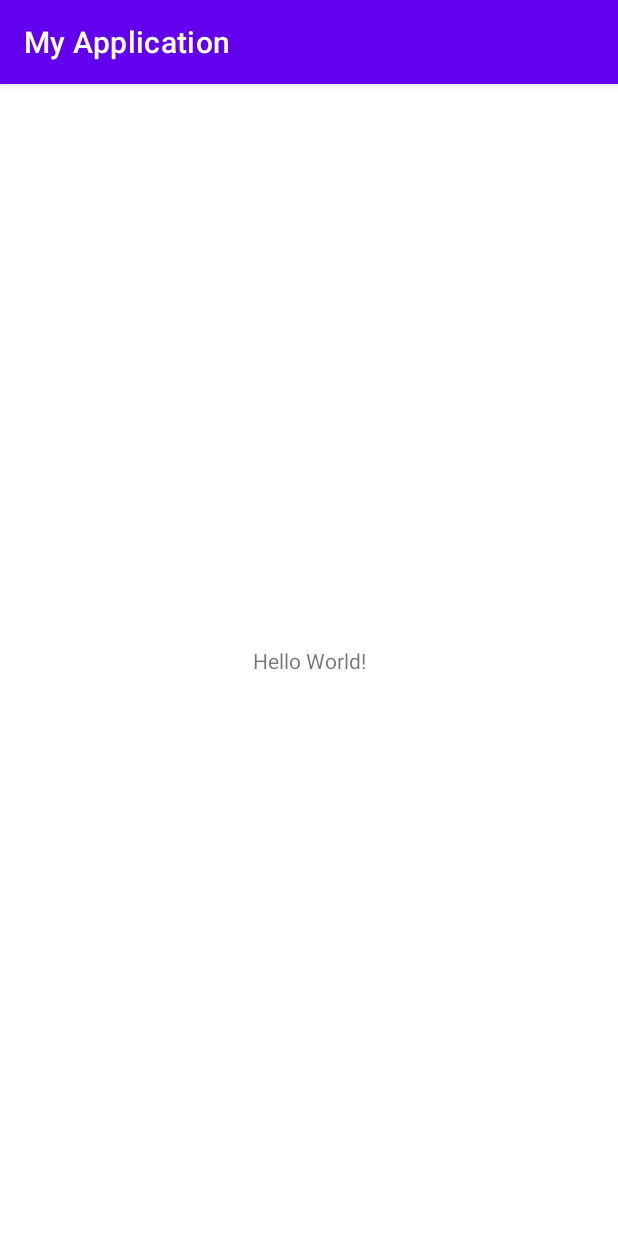
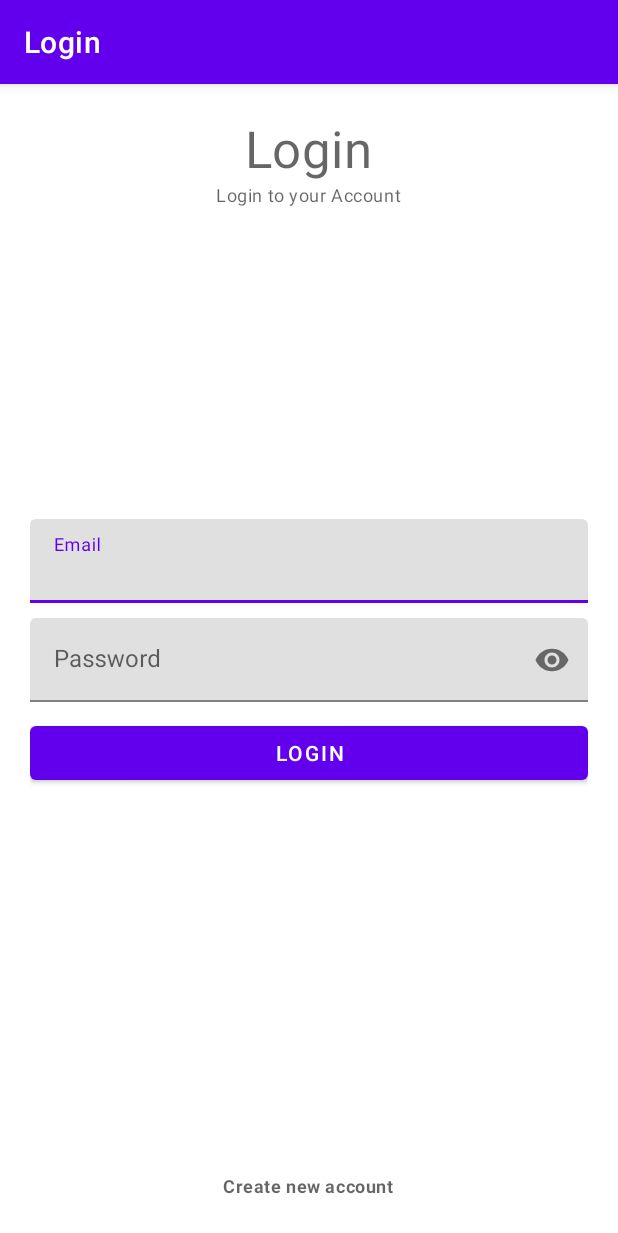
Before and after one commit to cuongpq1000/mobile_project, an Android app: the screen it shows after launch (MainActivity before the commit, LoginActivity after it), on a phone screen of 412 x 824 dp. Shown: the top 1233 px of the screen. Run offline under Robolectric (Android 15) with nearby library versions, the phone set to English and light mode, and no system bars; our stand-ins replace Firebase (no records; nobody signed in at launch, a user with empty details on screens opened directly).

Commit message:
finished user-authentication using email verification and password

```diff
--- /dev/null
+++ b/app/src/main/java/com/example/myapplication/LoginActivity.kt
@@ -0,0 +1,107 @@
+package com.example.myapplication
+
+import android.app.ProgressDialog
+import android.content.Intent
+import androidx.appcompat.app.AppCompatActivity
+import android.os.Bundle
+import android.text.TextUtils
+import android.util.Patterns
+import android.widget.Toast
+import androidx.appcompat.app.ActionBar
+import com.example.myapplication.databinding.ActivityLoginBinding
+import com.google.firebase.auth.FirebaseAuth
+
+class LoginActivity : AppCompatActivity() {
+
+    //ViewBinding
+    private lateinit var binding:ActivityLoginBinding
+
+    //ActionBar
+    private lateinit var actionBar: ActionBar
+
+    //Progress Dialog
+    private lateinit var progressDialog: ProgressDialog
+
+    //Firebase Authentication
+    private lateinit var firebaseAuth: FirebaseAuth
+    private var email = ""
+    private var password = ""
+
+    override fun onCreate(savedInstanceState: Bundle?) {
+        super.onCreate(savedInstanceState)
+        binding = ActivityLoginBinding.inflate(layoutInflater)
+        setContentView(binding.root)
+
+        //configure actionbar
+        actionBar = supportActionBar!!
+        actionBar.title = "Login"
+
+        //configure progress dialog
+        progressDialog = ProgressDialog(this)
+        progressDialog.setTitle("Please wait")
+        progressDialog.setMessage("Logging In...")
+        progressDialog.setCanceledOnTouchOutside(false)
+
+        //firebase authentication init
+        firebaseAuth = FirebaseAuth.getInstance()
+        checkUser()
+
+        //handle registering button
+        binding.noAccountTv.setOnClickListener {
+            startActivity(Intent(this, SignUpActivity::class.java))
+        }
+        //handling the sign in button
+        binding.loginBtn.setOnClickListener{
+            //validate data before login in
+            validateData()
+        }
+    }
+    private fun validateData(){
+        //get data
+        email = binding.emailEt.text.toString().trim()
+        password = binding.passwordEt.text.toString().trim()
+
+        //validate data
+        if(!Patterns.EMAIL_ADDRESS.matcher(email).matches()){
+            //invalid email format
+            binding.emailEt.error = "Invalid email format"
+        }else if(TextUtils.isEmpty(password)){
+            //if no password entered
+            binding.passwordEt.error = "Please enter password"
+        }else{
+            //data validated
+            firebaseLogin()
+        }
+    }
+    private fun firebaseLogin(){
+        //show progress
+        progressDialog.show()
+        firebaseAuth.signInWithEmailAndPassword(email, password).addOnSuccessListener {
+            //when login successful
+            progressDialog.dismiss()
+            //get user info
+            val firebaseUser = firebaseAuth.currentUser
+            val email = firebaseUser!!.email
+            Toast.makeText(this, "Login as $email", Toast.LENGTH_SHORT).show()
+
+            //open profile
+            startActivity(Intent(this, ProfileActivity::class.java))
+            finish()
+        }.addOnFailureListener { e->
+            //when login fail
+            progressDialog.dismiss()
+            Toast.makeText(this, "${e.message}", Toast.LENGTH_SHORT).show()
+        }
+    }
+
+    private fun checkUser(){
+        //if user already logged in, go straight to profile activity
+        //get current user
+        val firebaseUser = firebaseAuth.currentUser
+        //if user is already logged in
+        if(firebaseUser != null){
+            startActivity(Intent(this, ProfileActivity::class.java))
+            finish()
+        }
+    }
+}
--- a/app/src/main/java/com/example/myapplication/MainActivity.kt
+++ /dev/null
@@ -1,11 +0,0 @@
-package com.example.myapplication
-
-import androidx.appcompat.app.AppCompatActivity
-import android.os.Bundle
-
-class MainActivity : AppCompatActivity() {
-    override fun onCreate(savedInstanceState: Bundle?) {
-        super.onCreate(savedInstanceState)
-        setContentView(R.layout.activity_main)
-    }
-}
--- /dev/null
+++ b/app/src/main/res/layout/activity_login.xml
@@ -0,0 +1,81 @@
+<?xml version="1.0" encoding="utf-8"?>
+<RelativeLayout xmlns:android="http://schemas.android.com/apk/res/android"
+    xmlns:app="http://schemas.android.com/apk/res-auto"
+    xmlns:tools="http://schemas.android.com/tools"
+    android:layout_width="match_parent"
+    android:layout_height="match_parent"
+    android:padding="20dp"
+    tools:context=".LoginActivity">
+
+    <TextView
+        android:id="@+id/titleLabelTv"
+        android:layout_width="wrap_content"
+        android:layout_height="wrap_content"
+        android:layout_centerHorizontal="true"
+        android:text="Login"
+        style="@style/TextAppearance.MaterialComponents.Headline4" />
+
+    <TextView
+        android:layout_width="wrap_content"
+        android:layout_height="wrap_content"
+        android:layout_centerHorizontal="true"
+        android:text="Login to your Account"
+        android:layout_below="@+id/titleLabelTv"
+        style="@style/TextAppearance.MaterialComponents.Caption" />
+
+    <!--Email-->
+    <com.google.android.material.textfield.TextInputLayout
+        android:id="@+id/emailTil"
+        android:layout_above="@id/passwordTil"
+        android:layout_marginBottom="10dp"
+        android:layout_width="match_parent"
+        android:layout_height="wrap_content">
+
+        <EditText
+            android:id="@+id/emailEt"
+            android:layout_width="match_parent"
+            android:layout_height="wrap_content"
+            android:hint="Email"
+            android:inputType="textEmailAddress" />
+
+    </com.google.android.material.textfield.TextInputLayout>
+
+
+    <!--Password-->
+    <com.google.android.material.textfield.TextInputLayout
+        android:id='@+id/passwordTil'
+        app:passwordToggleEnabled="true"
+        android:layout_width="match_parent"
+        android:layout_height="wrap_content"
+        android:layout_centerInParent="true">
+
+        <EditText
+            android:id='@+id/passwordEt'
+            android:layout_width="match_parent"
+            android:layout_height="wrap_content"
+            android:inputType="textPassword"
+            android:hint="Password"/>
+
+    </com.google.android.material.textfield.TextInputLayout>
+
+    <!--Login Button-->
+    <Button
+        android:id="@+id/loginBtn"
+        android:layout_width="match_parent"
+        android:layout_height="wrap_content"
+        android:layout_below="@id/passwordTil"
+        android:layout_marginTop="10dp"
+        android:text="Login" />
+
+    <!--Sign up if doesn't have account-->
+    <TextView
+        android:id="@+id/noAccountTv"
+        style="@style/TextAppearance.MaterialComponents.Caption"
+        android:layout_width="wrap_content"
+        android:layout_height="wrap_content"
+        android:layout_alignParentBottom="true"
+        android:layout_centerHorizontal="true"
+        android:padding="5dp"
+        android:text="@string/no_account" />
+
+</RelativeLayout>
--- a/app/src/main/res/layout/activity_main.xml
+++ /dev/null
@@ -1,18 +0,0 @@
-<?xml version="1.0" encoding="utf-8"?>
-<androidx.constraintlayout.widget.ConstraintLayout xmlns:android="http://schemas.android.com/apk/res/android"
-    xmlns:app="http://schemas.android.com/apk/res-auto"
-    xmlns:tools="http://schemas.android.com/tools"
-    android:layout_width="match_parent"
-    android:layout_height="match_parent"
-    tools:context=".MainActivity">
-
-    <TextView
-        android:layout_width="wrap_content"
-        android:layout_height="wrap_content"
-        android:text="Hello World!"
-        app:layout_constraintBottom_toBottomOf="parent"
-        app:layout_constraintEnd_toEndOf="parent"
-        app:layout_constraintStart_toStartOf="parent"
-        app:layout_constraintTop_toTopOf="parent" />
-
-</androidx.constraintlayout.widget.ConstraintLayout>
--- a/app/src/main/res/values/strings.xml
+++ b/app/src/main/res/values/strings.xml
@@ -1,3 +1,4 @@
 <resources>
     <string name="app_name">My Application</string>
+    <string name="no_account"><b>Create new account</b></string>
 </resources>
--- a/build.gradle
+++ b/build.gradle
@@ -1,4 +1,8 @@
-// Top-level build file where you can add configuration options common to all sub-projects/modules.
+buildscript {
+    dependencies {
+        classpath 'com.google.gms:google-services:4.3.10'
+    }
+}// Top-level build file where you can add configuration options common to all sub-projects/modules.
 plugins {
     id 'com.android.application' version '7.2.0' apply false
     id 'com.android.library' version '7.2.0' apply false
```
Also changed, not shown: app/build.gradle (+8 -0 lines), app/src/main/AndroidManifest.xml (+9 -1 lines), app/src/main/java/com/example/myapplication/ProfileActivity.kt (added, +57 -0 lines), app/src/main/java/com/example/myapplication/SignUpActivity.kt (added, +106 -0 lines), app/src/main/res/layout/activity_profile.xml (added, +30 -0 lines), app/src/main/res/layout/activity_sign_up.xml (added, +70 -0 lines), 501 other files.
